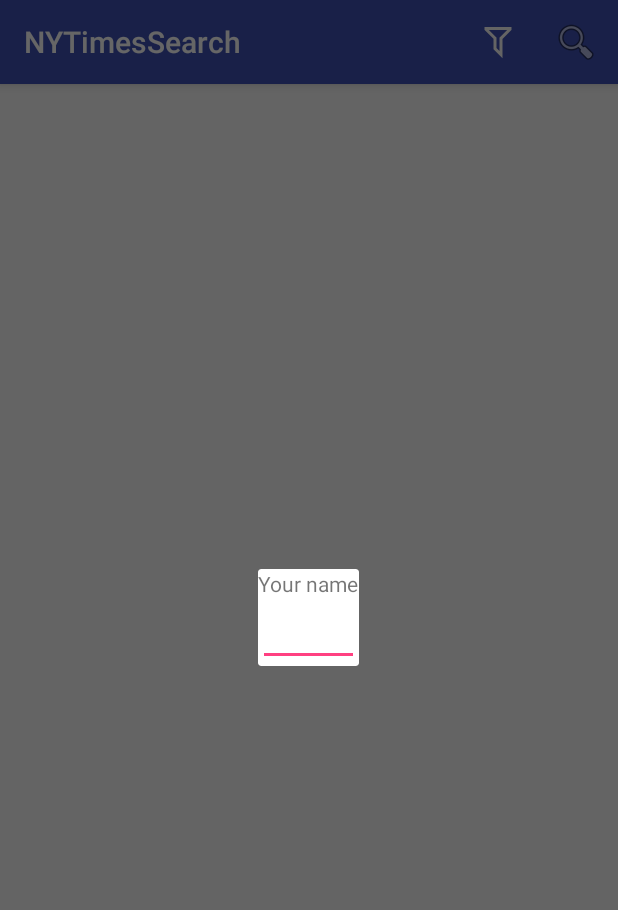
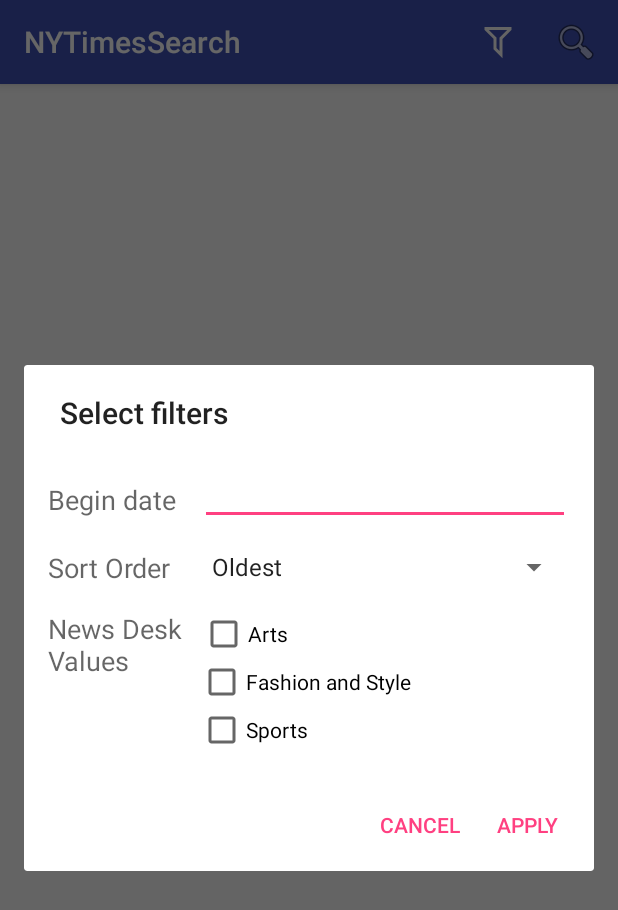
Before and after one commit to IsabelPalomar/android-nyt-search, an Android app: the screen it shows after launch (SearchActivity), after a tap on "Advanced Search", on a phone screen of 412 x 824 dp. Shown: the top 910 px of the screen. Run offline under Robolectric (Android 15) with nearby library versions, the phone set to English and light mode, and no system bars; our stand-ins replace ButterKnife, Picasso; libraries missing offline, so code that uses them is left out: com.loopj.android, cz.msebera.android; pictures from the network do not load; 6 statements that could not run were skipped.

Commit message:
Filters dialog layout

```diff
--- a/app/src/main/java/io/androidblog/nytimessearch/dialogs/FiltersDialogFragment.java
+++ b/app/src/main/java/io/androidblog/nytimessearch/dialogs/FiltersDialogFragment.java
@@ -1,23 +1,32 @@
 package io.androidblog.nytimessearch.dialogs;
 
+import android.app.DatePickerDialog;
+import android.app.Dialog;
+import android.content.DialogInterface;
+import android.content.res.Resources;
 import android.os.Bundle;
 import android.support.annotation.Nullable;
 import android.support.v4.app.DialogFragment;
-import android.view.LayoutInflater;
+import android.support.v7.app.AlertDialog;
 import android.view.View;
-import android.view.ViewGroup;
 import android.view.WindowManager;
+import android.widget.DatePicker;
 import android.widget.EditText;
+import android.widget.TextView;
+
+import java.text.SimpleDateFormat;
+import java.util.Calendar;
+import java.util.Locale;
 
 import io.androidblog.nytimessearch.R;
+import io.androidblog.nytimessearch.activities.SearchActivity;
 
 public class FiltersDialogFragment extends DialogFragment {
-    private EditText mEditText;
+    View view;
+    Resources res;
+    TextView etBeginDate;
 
     public FiltersDialogFragment() {
-        // Empty constructor is required for DialogFragment
-        // Make sure not to add arguments to the constructor
-        // Use `newInstance` instead as shown below
     }
 
     public static FiltersDialogFragment newInstance(String title) {
@@ -29,21 +38,63 @@ public class FiltersDialogFragment extends DialogFragment {
     }
 
     @Override
-    public View onCreateView(LayoutInflater inflater, ViewGroup container,
-                             Bundle savedInstanceState) {
-        return inflater.inflate(R.layout.fragment_edit_name, container);
+    public Dialog onCreateDialog(Bundle savedInstanceState) {
+
+        AlertDialog.Builder builder = new AlertDialog.Builder(getActivity());
+        res = getResources();
+
+        view = getActivity().getLayoutInflater().inflate(R.layout.fragment_edit_name, null);
+        etBeginDate = (EditText) view.findViewById(R.id.etBeginDate);
+
+        etBeginDate.setOnClickListener(new View.OnClickListener() {
+
+            @Override
+            public void onClick(View v) {
+                // TODO Auto-generated method stub
+                //To show current date in the datepicker
+                final Calendar mcurrentDate = Calendar.getInstance();
+                int mYear = mcurrentDate.get(Calendar.YEAR);
+
+                int mMonth = mcurrentDate.get(Calendar.MONTH);
+                int mDay = mcurrentDate.get(Calendar.DAY_OF_MONTH);
+
+
+                DatePickerDialog mDatePicker = new DatePickerDialog(getContext(), new DatePickerDialog.OnDateSetListener() {
+                    public void onDateSet(DatePicker datepicker, int selectedyear, int selectedmonth, int selectedday) {
+
+                        String myFormat = "MM/dd/yy"; //In which you need put here
+                        SimpleDateFormat sdf = new SimpleDateFormat(myFormat, Locale.US);
+
+                        etBeginDate.setText(sdf.format(mcurrentDate.getTime()));
+
+                    }
+                }, mYear, mMonth, mDay);
+                mDatePicker.setTitle("Select date");
+                mDatePicker.show();
+            }
+        });
+
+        builder.setView(view)
+                .setTitle(res.getString(R.string.app_message_filter_dialog_title))
+                .setPositiveButton(res.getString(R.string.app_message_apply),
+                        new DialogInterface.OnClickListener() {
+                            @Override
+                            public void onClick(DialogInterface dialog, int which) {
+                            }
+                        })
+                .setNegativeButton(res.getString(R.string.app_message_cancel),
+                        new DialogInterface.OnClickListener() {
+                            public void onClick(DialogInterface dialog, int whichButton) {
+                                getDialog().dismiss();
+                            }
+                        });
+
+        return builder.create();
     }
 
     @Override
     public void onViewCreated(View view, @Nullable Bundle savedInstanceState) {
         super.onViewCreated(view, savedInstanceState);
-        // Get field from view
-        mEditText = (EditText) view.findViewById(R.id.txt_your_name);
-        // Fetch arguments from bundle and set title
-        String title = getArguments().getString("title", "Enter Name");
-        getDialog().setTitle(title);
-        // Show soft keyboard automatically and request focus to field
-        mEditText.requestFocus();
         getDialog().getWindow().setSoftInputMode(
                 WindowManager.LayoutParams.SOFT_INPUT_STATE_VISIBLE);
     }
--- /dev/null
+++ b/app/src/main/res/layout-land/fragment_edit_name.xml
@@ -0,0 +1,91 @@
+<?xml version="1.0" encoding="utf-8"?>
+<RelativeLayout xmlns:android="http://schemas.android.com/apk/res/android"
+    android:layout_width="match_parent"
+    android:layout_height="match_parent"
+    android:orientation="vertical"
+    android:padding="@dimen/activity_big_padding">
+
+    <TextView
+        android:id="@+id/tvBeginDate"
+        android:layout_width="wrap_content"
+        android:layout_height="wrap_content"
+        android:text="Begin date"
+        android:paddingTop="@dimen/activity_default_padding"
+        android:layout_alignParentTop="true"
+        android:layout_alignParentLeft="true"
+        android:layout_alignParentStart="true"
+        android:textAppearance="?android:attr/textAppearanceMedium"/>
+
+    <EditText
+        android:layout_width="match_parent"
+        android:layout_height="wrap_content"
+        android:layout_marginLeft="@dimen/activity_default_margin"
+        android:id="@+id/etBeginDate"
+        android:layout_alignTop="@+id/tvBeginDate"
+        android:layout_toRightOf="@+id/tvBeginDate"
+        android:layout_toEndOf="@+id/tvBeginDate" />
+
+    <TextView
+        android:layout_width="wrap_content"
+        android:layout_height="wrap_content"
+        android:textAppearance="?android:attr/textAppearanceMedium"
+        android:text="Sort Order"
+        android:id="@+id/tvSortOrder"
+        android:layout_marginTop="@dimen/activity_big_margin"
+        android:layout_below="@+id/etBeginDate"
+        android:layout_alignParentLeft="true"
+        android:layout_alignParentStart="true" />
+
+    <Spinner
+        android:layout_width="match_parent"
+        android:layout_height="wrap_content"
+        android:id="@+id/spSortOrder"
+        android:layout_alignTop="@+id/tvSortOrder"
+        android:layout_toRightOf="@+id/tvBeginDate"
+        android:layout_toEndOf="@+id/tvBeginDate"
+        android:layout_marginLeft="@dimen/activity_default_margin"
+        android:focusable="false"
+        android:spinnerMode="dropdown"
+        android:entries="@array/sortOptions" />
+
+    <TextView
+        android:layout_width="100dp"
+        android:layout_height="wrap_content"
+        android:textAppearance="?android:attr/textAppearanceMedium"
+        android:text="News Desk Values"
+        android:layout_marginTop="@dimen/activity_big_margin"
+        android:id="@+id/tvTopics"
+        android:layout_below="@+id/tvSortOrder"
+        android:layout_alignParentLeft="true"
+        android:layout_alignParentStart="true" />
+
+    <CheckBox
+        android:layout_width="wrap_content"
+        android:layout_height="wrap_content"
+        android:text="Arts"
+        android:id="@+id/cbTopicArts"
+        android:layout_marginLeft="@dimen/activity_default_margin"
+        android:layout_alignTop="@+id/tvTopics"
+        android:layout_toRightOf="@+id/tvBeginDate"
+        android:layout_toEndOf="@+id/tvBeginDate"
+        android:checked="false" />
+
+    <CheckBox
+        android:layout_width="wrap_content"
+        android:layout_height="wrap_content"
+        android:text="Fashion and Style"
+        android:id="@+id/cbTopicFashion"
+        android:checked="false"
+        android:layout_alignTop="@+id/cbTopicArts"
+        android:layout_toRightOf="@+id/cbTopicArts"
+        android:layout_toEndOf="@+id/cbTopicArts" />
+
+    <CheckBox
+        android:layout_width="wrap_content"
+        android:layout_height="wrap_content"
+        android:text="Sports"
+        android:id="@+id/cbTopicSports"
+        android:layout_alignTop="@+id/cbTopicFashion"
+        android:layout_toRightOf="@+id/cbTopicFashion"
+        android:layout_toEndOf="@+id/cbTopicFashion" />
+</RelativeLayout>
--- a/app/src/main/res/layout/fragment_edit_name.xml
+++ b/app/src/main/res/layout/fragment_edit_name.xml
@@ -1,16 +1,91 @@
 <?xml version="1.0" encoding="utf-8"?>
-<LinearLayout xmlns:android="http://schemas.android.com/apk/res/android"
-    android:orientation="vertical" android:layout_width="match_parent"
-    android:layout_height="match_parent">
+<RelativeLayout xmlns:android="http://schemas.android.com/apk/res/android"
+    android:layout_width="match_parent"
+    android:layout_height="match_parent"
+    android:orientation="vertical"
+    android:padding="@dimen/activity_default_padding">
 
     <TextView
-        android:id="@+id/lbl_your_name" android:text="Your name"
-        android:layout_width="wrap_content" android:layout_height="wrap_content" />
+        android:id="@+id/tvBeginDate"
+        android:layout_width="wrap_content"
+        android:layout_height="wrap_content"
+        android:layout_alignParentLeft="true"
+        android:layout_alignParentStart="true"
+        android:layout_alignParentTop="true"
+        android:paddingTop="@dimen/activity_default_padding"
+        android:text="Begin date"
+        android:textAppearance="?android:attr/textAppearanceMedium" />
 
     <EditText
-        android:id="@+id/txt_your_name"
-        android:layout_width="match_parent"  android:layout_height="wrap_content"
-        android:inputType="text"
-        android:imeOptions="actionDone" />
+        android:id="@+id/etBeginDate"
+        android:layout_width="match_parent"
+        android:layout_height="wrap_content"
+        android:layout_alignTop="@+id/tvBeginDate"
+        android:layout_marginLeft="@dimen/activity_default_margin"
+        android:layout_toEndOf="@+id/tvBeginDate"
+        android:layout_toRightOf="@+id/tvBeginDate" />
 
-</LinearLayout>
+    <TextView
+        android:id="@+id/tvSortOrder"
+        android:layout_width="wrap_content"
+        android:layout_height="wrap_content"
+        android:layout_alignParentLeft="true"
+        android:layout_alignParentStart="true"
+        android:layout_below="@+id/etBeginDate"
+        android:layout_marginTop="@dimen/activity_default_margin"
+        android:text="Sort Order"
+        android:textAppearance="?android:attr/textAppearanceMedium" />
+
+    <Spinner
+        android:id="@+id/spSortOrder"
+        android:layout_width="match_parent"
+        android:layout_height="wrap_content"
+        android:layout_alignTop="@+id/tvSortOrder"
+        android:layout_marginLeft="@dimen/activity_default_margin"
+        android:layout_toEndOf="@+id/tvBeginDate"
+        android:layout_toRightOf="@+id/tvBeginDate"
+        android:entries="@array/sortOptions"
+        android:focusable="false"
+        android:spinnerMode="dropdown" />
+
+    <TextView
+        android:id="@+id/tvTopics"
+        android:layout_width="100dp"
+        android:layout_height="wrap_content"
+        android:layout_alignParentLeft="true"
+        android:layout_alignParentStart="true"
+        android:layout_below="@+id/tvSortOrder"
+        android:layout_marginTop="@dimen/activity_default_margin"
+        android:text="News Desk Values"
+        android:textAppearance="?android:attr/textAppearanceMedium" />
+
+    <CheckBox
+        android:id="@+id/cbTopicArts"
+        android:layout_width="wrap_content"
+        android:layout_height="wrap_content"
+        android:layout_alignTop="@+id/tvTopics"
+        android:layout_marginLeft="@dimen/activity_default_margin"
+        android:layout_toEndOf="@+id/tvBeginDate"
+        android:layout_toRightOf="@+id/tvBeginDate"
+        android:checked="false"
+        android:text="Arts" />
+
+    <CheckBox
+        android:id="@+id/cbTopicFashion"
+        android:layout_width="wrap_content"
+        android:layout_height="wrap_content"
+        android:layout_below="@+id/cbTopicArts"
+        android:layout_toEndOf="@+id/tvTopics"
+        android:layout_toRightOf="@+id/tvTopics"
+        android:checked="false"
+        android:text="Fashion and Style" />
+
+    <CheckBox
+        android:id="@+id/cbTopicSports"
+        android:layout_width="wrap_content"
+        android:layout_height="wrap_content"
+        android:layout_alignLeft="@+id/cbTopicFashion"
+        android:layout_alignStart="@+id/cbTopicFashion"
+        android:layout_below="@+id/cbTopicFashion"
+        android:text="Sports" />
+</RelativeLayout>
--- a/app/src/main/res/values/dimens.xml
+++ b/app/src/main/res/values/dimens.xml
@@ -2,4 +2,9 @@
     <!-- Default screen margins, per the Android Design guidelines. -->
     <dimen name="activity_horizontal_margin">16dp</dimen>
     <dimen name="activity_vertical_margin">16dp</dimen>
+    <dimen name="activity_default_padding">16dp</dimen>
+    <dimen name="activity_default_margin">16dp</dimen>
+    <dimen name="activity_big_padding">25dp</dimen>
+    <dimen name="activity_big_margin">25dp</dimen>
+
 </resources>
--- a/app/src/main/res/values/strings.xml
+++ b/app/src/main/res/values/strings.xml
@@ -2,4 +2,11 @@
     <string name="app_name">NYTimesSearch</string>
     <string name="hint">Enter search query</string>
     <string name="search">Search</string>
+    <string name="app_message_apply">Apply</string>
+    <string name="app_message_cancel">Cancel</string>
+    <string name="app_message_filter_dialog_title">Select filters</string>
+    <array name="sortOptions">
+        <item>Oldest</item>
+        <item>Newest</item>
+    </array>
 </resources>
```
